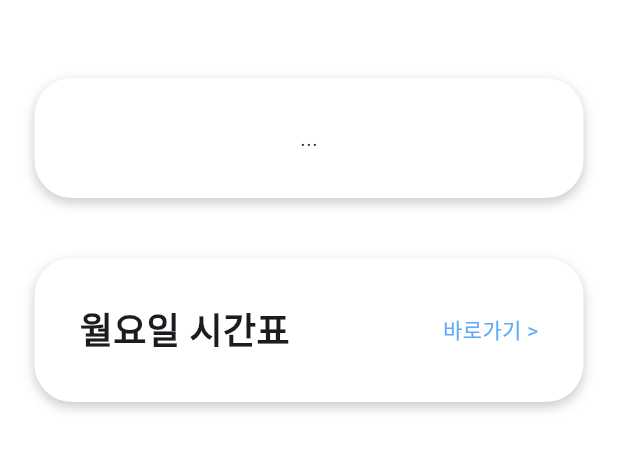
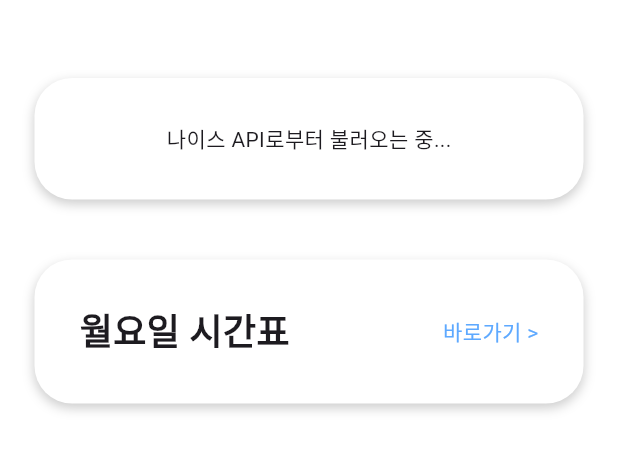
Before and after one commit to hooss-only/flowy, a Flutter app: the MainScreen screen opened directly, on a phone screen of 412 x 824 dp, the part 111-583 px from its top. Run offline on Flutter 3.47's test engine with Material 3 defaults, Android fonts, the phone set to English and light mode, and no system bars; our stand-ins replace shared_preferences; accounts and stored records are empty; network calls fail; Roboto replaces fonts that are missing (Pretendard).

Commit message:
feat: Added message while loading meal information

```diff
--- /dev/null
+++ b/lib/models/weather_model.dart
@@ -0,0 +1,3 @@
+class WeatherModel {
+	final String;
+}
--- a/lib/screens/main_screen.dart
+++ b/lib/screens/main_screen.dart
@@ -143,7 +143,7 @@ class _MainScreenState extends State<MainScreen> {
                         } else {
                           return const Center(
                             child: Text(
-                              '...',
+                              '나이스 API로부터 불러오는 중...',
                               style: TextStyle(fontFamily: 'Pretendard'),
                             ),
                           );
```
